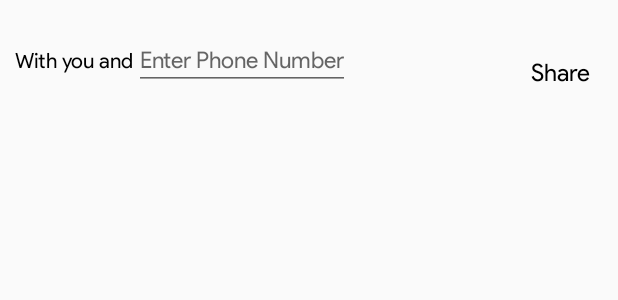
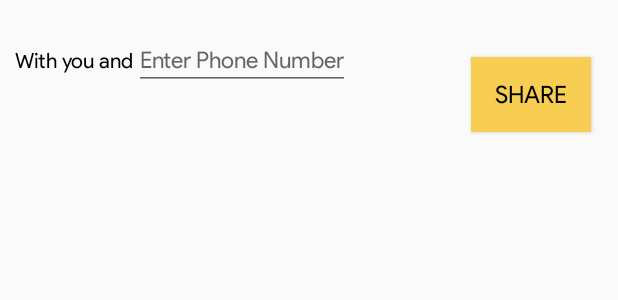
Before and after one commit to pravin5551/Ride-Karo, an Android app built with Jetpack Compose: the layout activity_invitefriends.xml on its own in the app's theme, with its tools: preview values and no code run, on a phone screen of 412 x 824 dp. Shown: the top 300 px of the screen. Run offline under Robolectric (Android 15) with nearby library versions, the phone set to English and light mode, and no system bars.

Commit message:
sahre implimented successfully

```diff
--- a/app/src/main/res/layout/activity_invitefriends.xml
+++ b/app/src/main/res/layout/activity_invitefriends.xml
@@ -18,11 +18,12 @@
             android:layout_height="wrap_content"
             app:layout_constraintTop_toTopOf="parent" />
 
-        <TextView
+        <Button
             android:id="@+id/share_user"
-            android:layout_width="wrap_content"
-            android:layout_height="wrap_content"
+            android:layout_width="80dp"
+            android:layout_height="50dp"
             android:layout_margin="@dimen/dp_18"
+            android:background="@color/yellow"
             android:fontFamily="@font/productsansregular"
             android:text="Share"
 
```
Also changed, not shown: app/src/main/java/com/froyo/ridekaro/views/InvitefriendsActivity.kt (+8 -2 lines).
